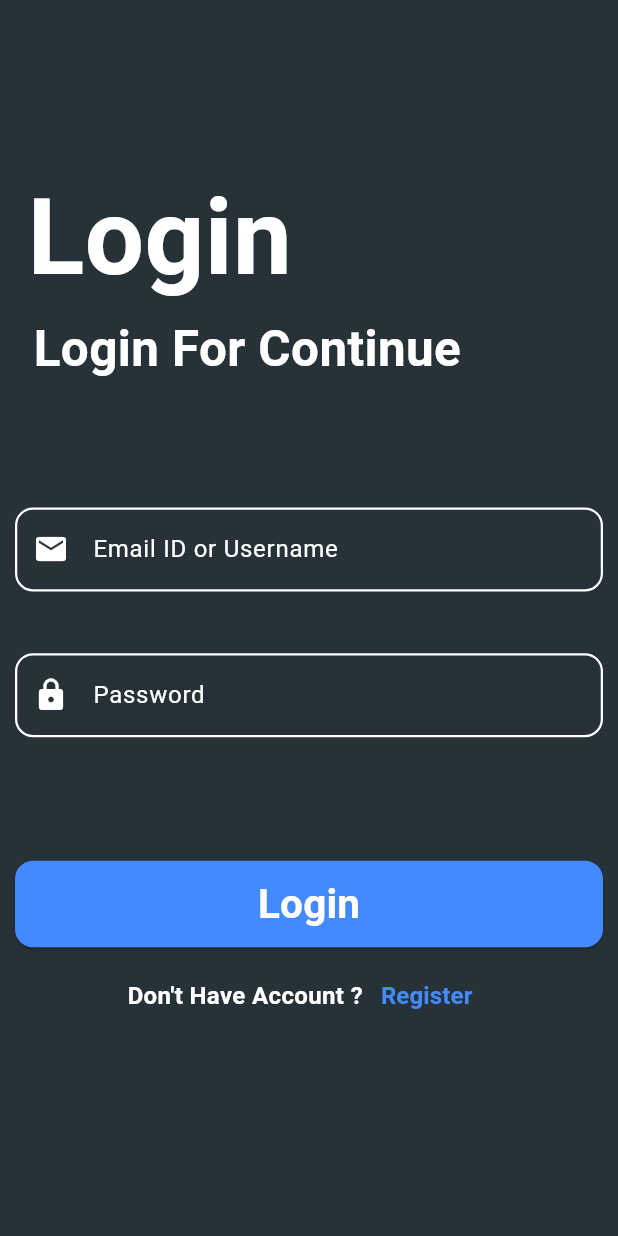
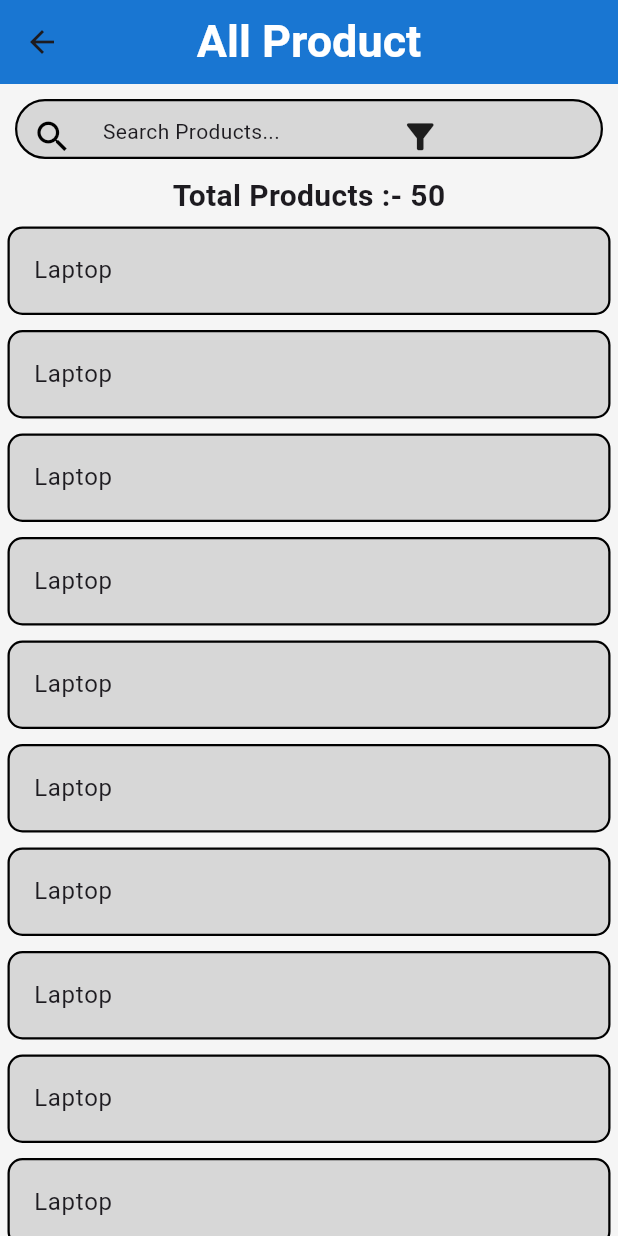
Before and after one commit to jayprajapati2246/Inventory_Management_System, a Flutter app: the Dashbord screen opened directly, item 2 of the bottom bar chosen, on a phone screen of 412 x 824 dp. Run offline on Flutter 3.47's test engine with Material 3 defaults, Android fonts, the phone set to English and light mode, and no system bars; our stand-ins replace curved_navigation_bar.

Commit message:
Dashbord + AllProduct complite

```diff
--- /dev/null
+++ b/lib/Allproduct.dart
@@ -0,0 +1,85 @@
+import 'package:flutter/material.dart';
+
+class Allproduct extends StatefulWidget {
+  const Allproduct({super.key});
+
+  @override
+  State<Allproduct> createState() => _AllproductState();
+}
+
+class _AllproductState extends State<Allproduct> {
+  @override
+  Widget build(BuildContext context) {
+    return Scaffold(
+      backgroundColor: const Color(0xFFF5F5F5),
+      appBar: AppBar(
+        backgroundColor: const Color(0xFF1976D2),
+        title: Text(
+          "All Product",
+          style: TextStyle(
+            color: Colors.white,
+            fontWeight: FontWeight.bold,
+            fontSize: 30,
+          ),
+        ),
+        centerTitle: true,
+      ),
+      body: Column(
+        children: [
+          //search
+          Container(
+            height: 40,
+            margin: EdgeInsets.all(10),
+            padding: EdgeInsets.all(10),
+            decoration: BoxDecoration(
+              color: Colors.black12,
+              border: Border.all(color: Colors.black, width: 1.5),
+              borderRadius: BorderRadius.all(Radius.circular(20)),
+            ),
+            child: Row(
+              children: [
+                Icon(Icons.search, color: Colors.black, size: 27),
+                SizedBox(width: 20),
+                Text("Search Products..."),
+                SizedBox(width: 80),
+                Container(
+                  child: Icon(
+                    Icons.filter_alt,
+                    color: Colors.black87,
+                    size: 27,
+                  ),
+                ),
+              ],
+            ),
+          ),
+          //show all products listview.builder
+          SizedBox(
+            height: 30,
+            child: Text(
+              "Total Products :- 50",
+              style: TextStyle(fontSize: 20, fontWeight: FontWeight.bold),
+            ),
+          ),
+
+          Expanded(
+            child: ListView.builder(
+              scrollDirection: Axis.vertical,
+              itemCount: 50,
+              itemBuilder: (context, index) {
+                return Container(
+                  margin: EdgeInsets.all(5),
+                  decoration: BoxDecoration(
+                    color: Colors.black12,
+                    border: Border.all(color: Colors.black, width: 1.5),
+                    borderRadius: BorderRadius.all(Radius.circular(10)),
+                  ),
+                  child: ListTile(title: Text("Laptop")),
+                );
+              },
+            ),
+          ),
+        ],
+      ),
+    );
+  }
+}
--- a/lib/Dashbord.dart
+++ b/lib/Dashbord.dart
@@ -1,6 +1,8 @@
 import 'package:curved_navigation_bar/curved_navigation_bar.dart';
 import 'package:flutter/material.dart';
 import 'package:inventory_pro/auth/Loginpage.dart';
+
+import 'Allproduct.dart';
 
 class Dashbord extends StatefulWidget {
   const Dashbord({super.key});
@@ -12,19 +14,14 @@ class Dashbord extends StatefulWidget {
 class _DashbordState extends State<Dashbord> {
   @override
   Widget build(BuildContext context) {
-
     final item = <Widget>[
-       Icon(Icons.inventory),
-       Icon(Icons.warning),
-      Icon(Icons.shopping_cart),
+      Icon(Icons.home),
+      Icon(Icons.card_travel),
+      Icon(Icons.point_of_sale),
       Icon(Icons.bar_chart),
     ];
 
     int index = 2;
-
-    final size = MediaQuery.of(context).size;
-    final weight = MediaQuery.of(context).size;
-    final height = MediaQuery.of(context).size;
 
     return Scaffold(
       backgroundColor: const Color(0xFFF5F5F5),
@@ -118,7 +115,12 @@ class _DashbordState extends State<Dashbord> {
                     mainAxisAlignment: MainAxisAlignment.center,
                     children: [
                       IconButton(
-                        onPressed: () {},
+                        onPressed: () {
+                          // Navigator.push(
+                          //   context,
+                          //   MaterialPageRoute(builder: (Contax) => Loginpage()),
+                          // );
+                        },
                         icon: Icon(Icons.add, size: 36, color: Colors.white),
                       ),
                       Text(
@@ -186,7 +188,8 @@ class _DashbordState extends State<Dashbord> {
                   ),
                   child: Column(
                     mainAxisAlignment: MainAxisAlignment.center,
-                    children: [IconButton(
+                    children: [
+                      IconButton(
                         onPressed: () {},
                         icon: Icon(
                           Icons.remove_circle_outline_outlined,
@@ -200,7 +203,8 @@ class _DashbordState extends State<Dashbord> {
                           fontWeight: FontWeight.bold,
                           color: Colors.white,
                         ),
-                      ),],
+                      ),
+                    ],
                   ),
                 ),
               ],
@@ -208,7 +212,7 @@ class _DashbordState extends State<Dashbord> {
 
             const SizedBox(height: 25),
 
-            /// ===== RECENT PRODUCTS =====
+            //show recent products
             Container(
               child: Row(
                 children: [
@@ -245,8 +249,20 @@ class _DashbordState extends State<Dashbord> {
                       backgroundColor: Colors.white,
                       child: Icon(Icons.inventory, color: Colors.black),
                     ),
-                    title: Text("Product ${index + 1}",style: TextStyle(color: Colors.white,fontWeight: FontWeight.bold),),
-                    subtitle: const Text("Stock: 25 units",style: TextStyle(color: Colors.white,fontWeight: FontWeight.bold)),
+                    title: Text(
+                      "Product ${index + 1}",
+                      style: TextStyle(
+                        color: Colors.white,
+                        fontWeight: FontWeight.bold,
+                      ),
+                    ),
+                    subtitle: const Text(
+                      "Stock: 25 units",
+                      style: TextStyle(
+                        color: Colors.white,
+                        fontWeight: FontWeight.bold,
+                      ),
+                    ),
                     trailing: const Icon(Icons.arrow_forward_ios, size: 16),
                   ),
                 );
@@ -256,7 +272,7 @@ class _DashbordState extends State<Dashbord> {
         ),
       ),
 
-      /// ===== BOTTOM NAV =====
+      //bottembar
       bottomNavigationBar: CurvedNavigationBar(
         index: index,
         height: 50,
@@ -276,14 +292,14 @@ class _DashbordState extends State<Dashbord> {
             case 0:
               Navigator.push(
                 context,
-                MaterialPageRoute(builder: (_) => Loginpage()),
+                MaterialPageRoute(builder: (_) => Dashbord()),
               );
               break;
 
             case 1:
               Navigator.push(
                 context,
-                MaterialPageRoute(builder: (_) => Loginpage()),
+                MaterialPageRoute(builder: (_) => Allproduct()),
               );
               break;
 
@@ -297,17 +313,16 @@ class _DashbordState extends State<Dashbord> {
             case 3:
               Navigator.push(
                 context,
-                MaterialPageRoute(builder: (_) =>Loginpage()),
+                MaterialPageRoute(builder: (_) => Loginpage()),
               );
               break;
           }
         },
       ),
-
     );
   }
 
-  /// ===== TILE WIDGET =====
+  //  status show function
   Widget dashboardTile(
     IconData icon,
     String title,
```
Also changed, not shown: lib/Addproduct.dart (deleted). Lines whose indentation alone changed are shown as unchanged.
